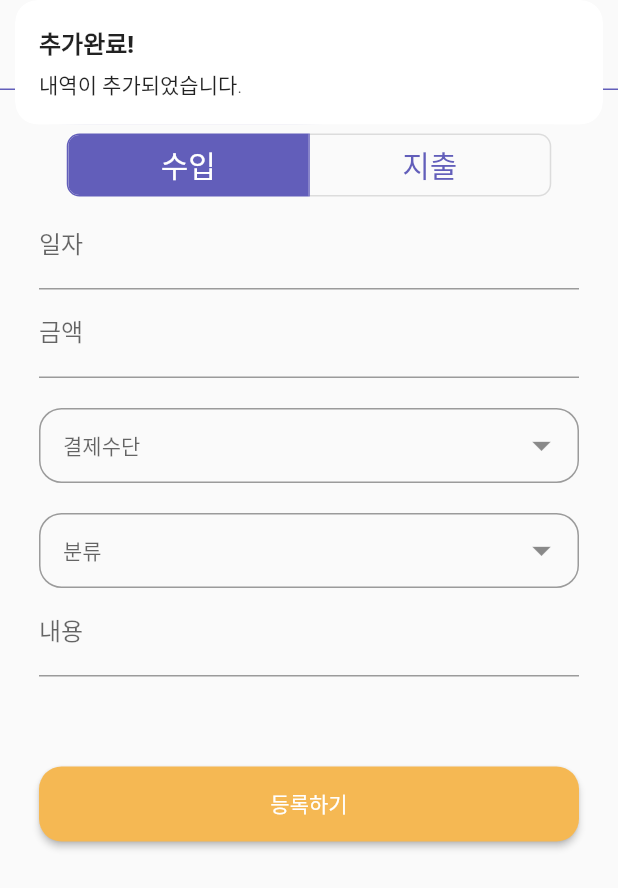
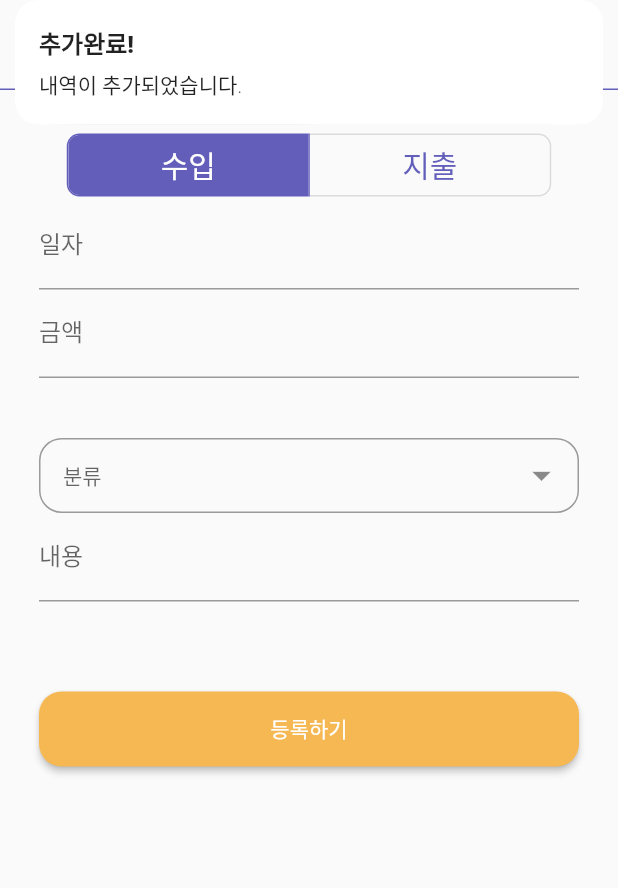
Before and after one commit to JUNGSEHOON-AutoML/flutter-budget-app, a Flutter app: the MyHomePage screen opened directly, after a tap on "등록하기", on a phone screen of 412 x 824 dp. Shown: the top 888 px of the screen. Run offline on Flutter 3.47's test engine with Material 2 defaults, Android fonts, the phone set to English and light mode, and no system bars; our stand-ins replace dropdown_button2, firebase_auth, firebase_core, firebase_database, fl_chart, floor and 5 more; missing offline and left inert: date_utils; accounts and stored records are empty; generated files the repository leaves out were written again.

```diff
--- a/lib/presentation/setting/add_history.dart
+++ b/lib/presentation/setting/add_history.dart
@@ -166,6 +166,7 @@ class _MyHomePageState extends State<MyHomePage> {
                     Container(
                       margin: const EdgeInsets.fromLTRB(0, 5, 0, 5),
                     ),
+                    _selected[0]? Container() :
                     DropdownButtonFormField2(
                       decoration: InputDecoration(
                         isDense: true,
@@ -267,18 +268,21 @@ class _MyHomePageState extends State<MyHomePage> {
                       width: double.infinity,
                       child: ElevatedButton(
                           onPressed: () {
+                            final newPayment=Payment();
+                            newPayment.id=1;
                             if (_historyKey.currentState!.validate()) {
                               Get.snackbar(
                                 '추가완료!',
                                 '내역이 추가되었습니다.',
                                 backgroundColor: Colors.white,
                               );
+
                               addRecordUseCase.invoke(
                                   category: _category,
                                   type: _selected[0]
                                       ? RecordType.income
                                       : RecordType.spend,
-                                  payment: _payment,
+                                  payment: _selected[0]?newPayment:_payment,
                                   price: int.parse(_moneyController.text),
                                   date: dateController.text,
                                   title: _historyController.text);
```
